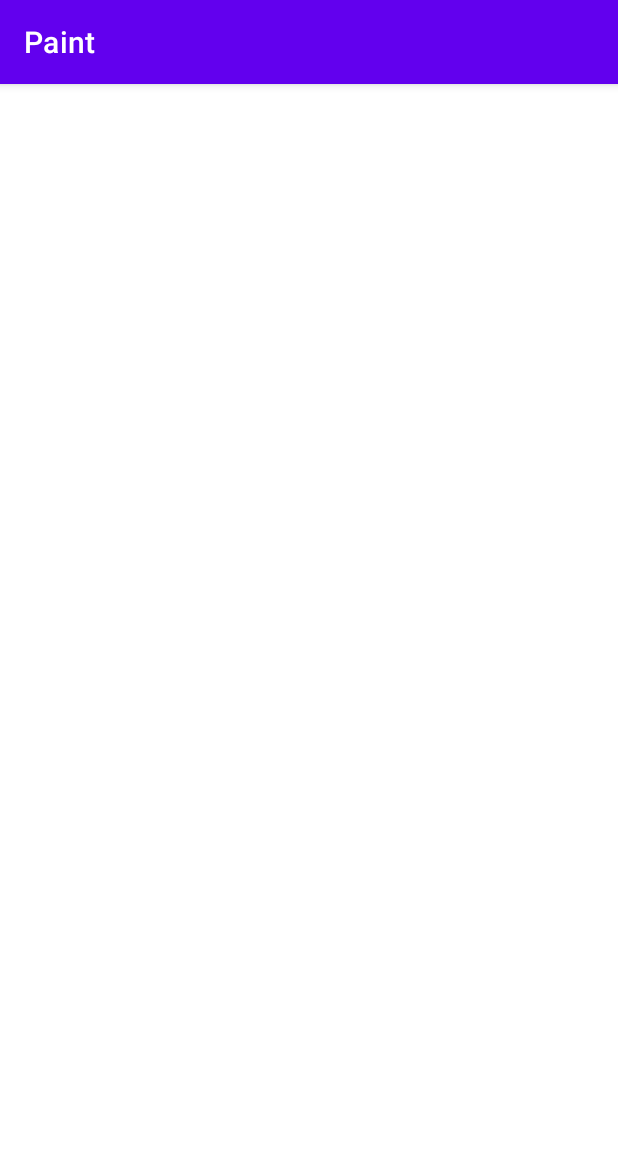
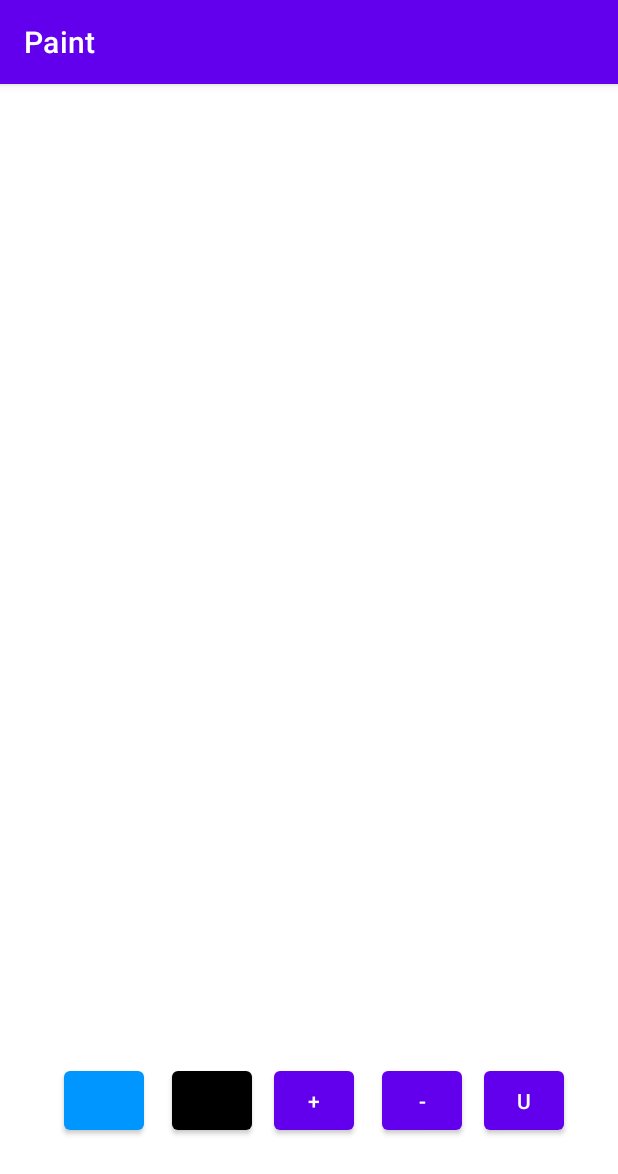
Before and after one commit to tanmay-kali/PaintApp, an Android app: the screen it shows after launch (MainActivity), on a phone screen of 412 x 824 dp. Shown: the top 1174 px of the screen. Run offline under Robolectric (Android 15) with nearby library versions, the phone set to English and light mode, and no system bars.

Commit message:
Color Switch, Size , Undo

```diff
--- a/app/src/main/java/edu/tcu/tanmaykejriwal/paint/DrawingView.kt
+++ b/app/src/main/java/edu/tcu/tanmaykejriwal/paint/DrawingView.kt
@@ -9,11 +9,14 @@ import android.graphics.Path
 import android.util.AttributeSet
 import android.view.MotionEvent
 import android.view.View
+import android.widget.Button
+import android.widget.Toast
 
 class DrawingView(context: Context, attrs:AttributeSet) : View(context,attrs){
     private val paint = Paint()
     private val pathList = mutableListOf<CustomPath>()
     private var path = CustomPath(Color.BLACK,10 * resources.displayMetrics.density);
+
 
     init {
         paint.style = Paint.Style.STROKE;
@@ -55,6 +58,30 @@ class DrawingView(context: Context, attrs:AttributeSet) : View(context,attrs){
 
         }
     }
+
+
+    fun SetPathColor(Color:Int){
+        path = CustomPath(Color,path.width)
+    }
+
+     fun SetPathWidth(Width:Float){
+         path = CustomPath(path.color,Width)
+    }
+
+    fun getPathWidth():Float{
+        return path.width
+    }
+
+    fun undoPath(){
+        if(pathList.size>0){
+            pathList.removeLast()
+            invalidate()
+        }
+        else{
+            Toast.makeText(context,"Nothing to Undo", Toast.LENGTH_SHORT).show()
+        }
+
+    }
 }
 
 private data class CustomPath(val color:Int,val width :Float) : Path()
--- a/app/src/main/java/edu/tcu/tanmaykejriwal/paint/MainActivity.kt
+++ b/app/src/main/java/edu/tcu/tanmaykejriwal/paint/MainActivity.kt
@@ -1,12 +1,43 @@
 package edu.tcu.tanmaykejriwal.paint
-
+import android.content.Context
+import android.graphics.Color
+import android.os.Bundle
+import android.util.AttributeSet
+import android.view.View
+import android.widget.Button
 import androidx.appcompat.app.AppCompatActivity
-import android.os.Bundle
+import edu.tcu.tanmaykejriwal.paint.DrawingView
 
 class MainActivity : AppCompatActivity() {
     override fun onCreate(savedInstanceState: Bundle?) {
         super.onCreate(savedInstanceState)
         setContentView(R.layout.activity_main)
+
+        var btnColor = findViewById<Button>(R.id.color)
+        var btnBlack = findViewById<Button>(R.id.black)
+        var btnSize = findViewById<Button>(R.id.size)
+        var btnSizeRed = findViewById<Button>(R.id.sizesub)
+        var btnUndo = findViewById<Button>(R.id.undo)
+        var board = findViewById<DrawingView>(R.id.board)
+
+        btnColor.setOnClickListener{
+            board.SetPathColor(Color.parseColor("#0096FF"))
+        }
+        btnBlack.setOnClickListener {
+            board.SetPathColor(Color.BLACK)
+        }
+
+        btnSize.setOnClickListener{
+            board.SetPathWidth(board.getPathWidth()*2)
+        }
+
+        btnSizeRed.setOnClickListener {
+            board.SetPathWidth(board.getPathWidth()/2)
+        }
+
+        btnUndo.setOnClickListener{
+            board.undoPath()
+        }
     }
 }
 
--- a/app/src/main/res/layout/activity_main.xml
+++ b/app/src/main/res/layout/activity_main.xml
@@ -7,8 +7,68 @@
     tools:context=".MainActivity">
 
     <edu.tcu.tanmaykejriwal.paint.DrawingView
+        android:id="@+id/board"
         android:layout_width="match_parent"
-        android:layout_height="match_parent"/>
+        android:layout_height="match_parent"
+        tools:layout_editor_absoluteX="0dp"
+        tools:layout_editor_absoluteY="0dp" />
+
+    <Button
+        android:id="@+id/color"
+        android:layout_width="53dp"
+        android:layout_height="51dp"
+        android:layout_marginEnd="316dp"
+        android:text=""
+        app:backgroundTint="@color/blue"
+        app:layout_constraintBottom_toBottomOf="parent"
+        app:layout_constraintEnd_toEndOf="parent"
+        app:layout_constraintTop_toTopOf="parent"
+        app:layout_constraintVertical_bias="0.91" />
+
+    <Button
+        android:id="@+id/black"
+        android:layout_width="53dp"
+        android:layout_height="51dp"
+        android:layout_marginEnd="244dp"
+        android:text=""
+        app:backgroundTint="@color/black"
+        app:layout_constraintBottom_toBottomOf="parent"
+        app:layout_constraintEnd_toEndOf="parent"
+        app:layout_constraintTop_toTopOf="parent"
+        app:layout_constraintVertical_bias="0.91" />
+
+    <Button
+        android:id="@+id/size"
+        android:layout_width="53dp"
+        android:layout_height="51dp"
+        android:layout_marginEnd="176dp"
+        android:text="+"
+        app:layout_constraintBottom_toBottomOf="parent"
+        app:layout_constraintEnd_toEndOf="parent"
+        app:layout_constraintTop_toTopOf="parent"
+        app:layout_constraintVertical_bias="0.91" />
+
+    <Button
+        android:id="@+id/sizesub"
+        android:layout_width="53dp"
+        android:layout_height="51dp"
+        android:layout_marginEnd="104dp"
+        android:text="-"
+        app:layout_constraintBottom_toBottomOf="parent"
+        app:layout_constraintEnd_toEndOf="parent"
+        app:layout_constraintTop_toTopOf="parent"
+        app:layout_constraintVertical_bias="0.91" />
+
+    <Button
+        android:id="@+id/undo"
+        android:layout_width="53dp"
+        android:layout_height="51dp"
+        android:layout_marginEnd="36dp"
+        android:text="U"
+        app:layout_constraintBottom_toBottomOf="parent"
+        app:layout_constraintEnd_toEndOf="parent"
+        app:layout_constraintTop_toTopOf="parent"
+        app:layout_constraintVertical_bias="0.91" />
 
 
 </androidx.constraintlayout.widget.ConstraintLayout>
--- a/app/src/main/res/values/colors.xml
+++ b/app/src/main/res/values/colors.xml
@@ -7,4 +7,5 @@
     <color name="teal_700">#FF018786</color>
     <color name="black">#FF000000</color>
     <color name="white">#FFFFFFFF</color>
+    <color name="blue">#0096FF</color>
 </resources>
```
